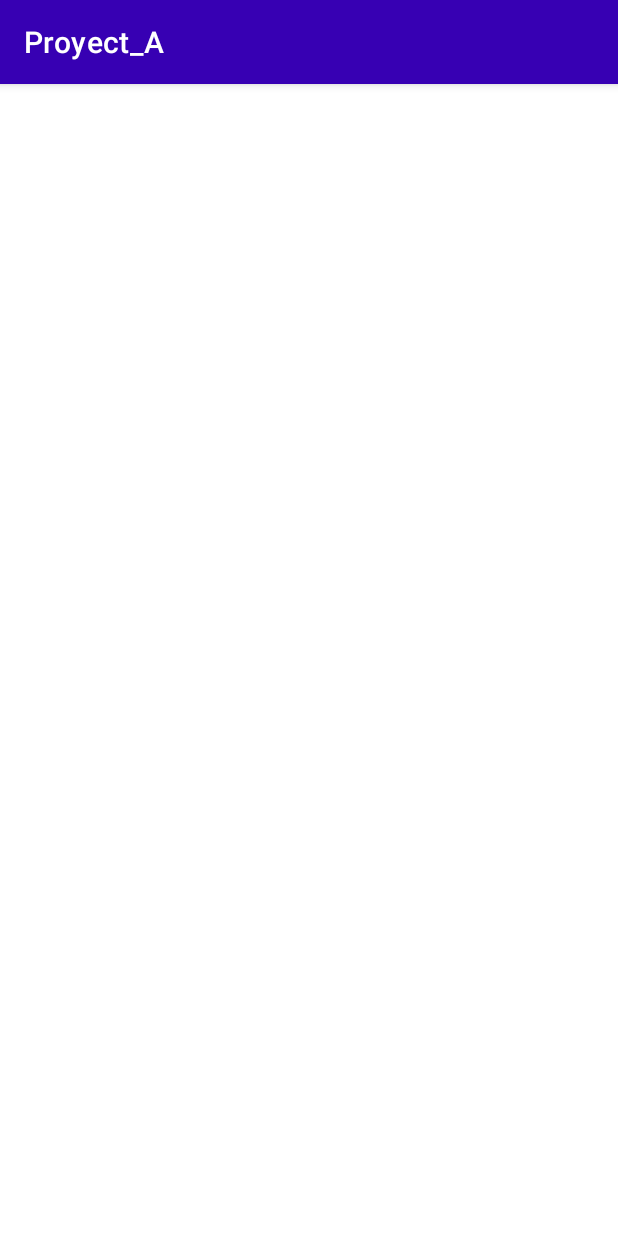
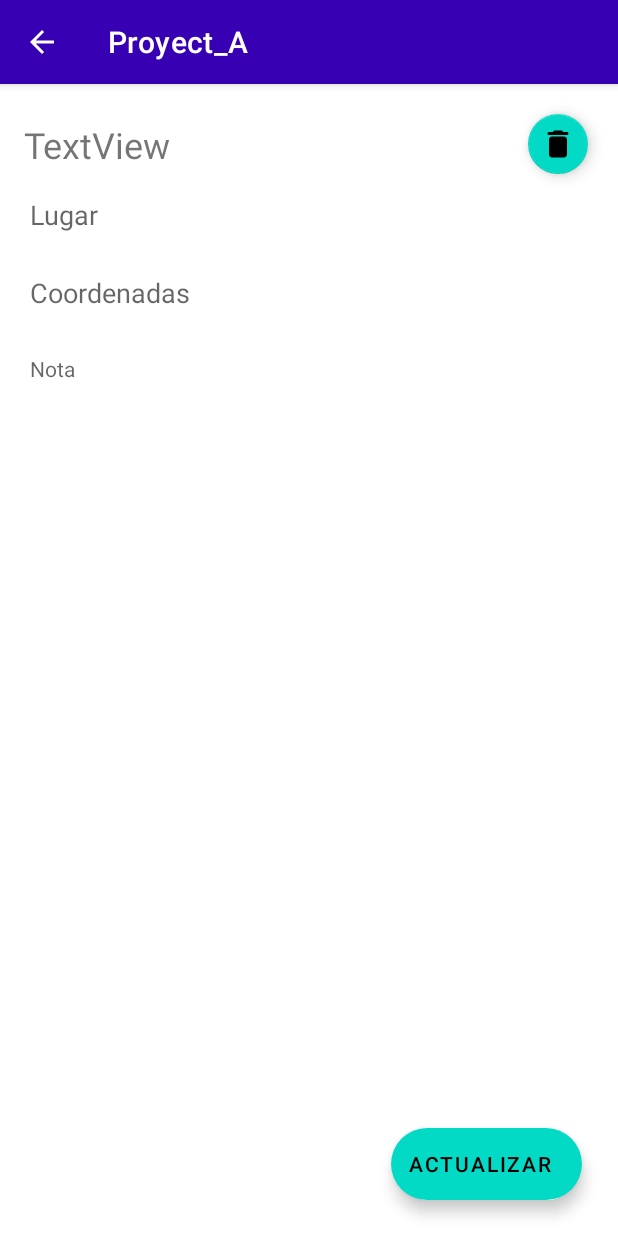
Before and after one commit to DanielDRP/Proyect_A, an Android app: the UpdateNote screen opened directly, with no data from a screen before it, on a phone screen of 412 x 824 dp. Run offline under Robolectric (Android 15) with nearby library versions, the light colour scheme and no system bars.

Commit message:
Crud Notas creado

```diff
--- a/app/src/main/AndroidManifest.xml
+++ b/app/src/main/AndroidManifest.xml
@@ -9,7 +9,7 @@
         android:roundIcon="@mipmap/ic_launcher_round"
         android:supportsRtl="true"
         android:theme="@style/Theme.Proyect_A">
-        <activity android:name=".UpdateNote"></activity>
+        <activity android:name=".UpdateNote" android:parentActivityName=".MainActivity"></activity>
         <activity
             android:name=".NoteActivity"
             android:parentActivityName=".MainActivity" />
--- a/app/src/main/java/com/example/proyect_a/MainActivity.java
+++ b/app/src/main/java/com/example/proyect_a/MainActivity.java
@@ -56,7 +56,7 @@ public class MainActivity extends AppCompatActivity {
     }
 
     public void moveToNote(ListElement item){
-        Intent intent = new Intent(this,NoteActivity.class);
+        Intent intent = new Intent(this,UpdateNote.class);
         intent.putExtra("titulo",item.getTitulo());
         startActivity(intent);
     }
--- /dev/null
+++ b/app/src/main/res/drawable/ic_delete_24px.xml
@@ -0,0 +1,9 @@
+<vector xmlns:android="http://schemas.android.com/apk/res/android"
+    android:width="24dp"
+    android:height="24dp"
+    android:viewportWidth="24"
+    android:viewportHeight="24">
+  <path
+      android:fillColor="#FF000000"
+      android:pathData="M6,19c0,1.1 0.9,2 2,2h8c1.1,0 2,-0.9 2,-2V9c0,-1.1 -0.9,-2 -2,-2H8c-1.1,0 -2,0.9 -2,2v10zM18,4h-2.5l-0.71,-0.71c-0.18,-0.18 -0.44,-0.29 -0.7,-0.29H9.91c-0.26,0 -0.52,0.11 -0.7,0.29L8.5,4H6c-0.55,0 -1,0.45 -1,1s0.45,1 1,1h12c0.55,0 1,-0.45 1,-1s-0.45,-1 -1,-1z"/>
+</vector>
--- a/app/src/main/res/layout/activity_update_note.xml
+++ b/app/src/main/res/layout/activity_update_note.xml
@@ -6,4 +6,100 @@
     android:layout_height="match_parent"
     tools:context=".UpdateNote">
 
+    <com.google.android.material.floatingactionbutton.FloatingActionButton
+        android:id="@+id/floatingActionButton3"
+        android:layout_width="wrap_content"
+        android:layout_height="wrap_content"
+        android:layout_marginTop="16dp"
+        android:layout_marginEnd="16dp"
+        android:clickable="true"
+        android:onClick="delete"
+        app:fabSize="mini"
+        app:layout_constraintEnd_toEndOf="parent"
+        app:layout_constraintTop_toTopOf="parent"
+        app:srcCompat="@drawable/ic_delete_24px" />
+
+    <EditText
+        android:id="@+id/textoUpdateEditText"
+        android:layout_width="0dp"
+        android:layout_height="0dp"
+        android:layout_marginStart="16dp"
+        android:layout_marginTop="8dp"
+        android:layout_marginEnd="16dp"
+        android:layout_marginBottom="8dp"
+        android:backgroundTint="#00FFFFFF"
+        android:ems="10"
+        android:gravity="start|top"
+        android:hint="Nota"
+        android:inputType="textMultiLine"
+        android:paddingBottom="60dp"
+        android:textSize="14sp"
+        app:layout_constraintBottom_toBottomOf="parent"
+        app:layout_constraintEnd_toEndOf="parent"
+        app:layout_constraintStart_toStartOf="parent"
+        app:layout_constraintTop_toBottomOf="@+id/coordenadasUpdateEditText" />
+
+    <EditText
+        android:id="@+id/coordenadasUpdateEditText"
+        android:layout_width="0dp"
+        android:layout_height="44dp"
+        android:layout_marginStart="16dp"
+        android:layout_marginTop="8dp"
+        android:layout_marginEnd="16dp"
+        android:backgroundTint="#00FFFFFF"
+        android:drawableTint="#00FFFFFF"
+        android:ems="10"
+        android:foregroundGravity="center_horizontal|fill"
+        android:foregroundTint="#00FFFFFF"
+        android:hint="Coordenadas"
+        android:inputType="textPersonName"
+        app:layout_constraintEnd_toEndOf="parent"
+        app:layout_constraintStart_toStartOf="parent"
+        app:layout_constraintTop_toBottomOf="@+id/lugarUpdateEditText" />
+
+    <EditText
+        android:id="@+id/lugarUpdateEditText"
+        android:layout_width="0dp"
+        android:layout_height="wrap_content"
+        android:layout_marginStart="16dp"
+        android:layout_marginTop="8dp"
+        android:layout_marginEnd="16dp"
+        android:backgroundTint="#00FFFFFF"
+        android:drawableTint="#00FFFFFF"
+        android:ems="10"
+        android:foregroundGravity="center_horizontal|fill"
+        android:foregroundTint="#00FFFFFF"
+        android:hint="Lugar"
+        android:inputType="textPersonName"
+        app:layout_constraintEnd_toEndOf="parent"
+        app:layout_constraintStart_toStartOf="parent"
+        app:layout_constraintTop_toBottomOf="@+id/tituloUpdateTextView" />
+
+    <com.google.android.material.floatingactionbutton.ExtendedFloatingActionButton
+
+        android:id="@+id/updateBitton"
+        android:layout_width="wrap_content"
+        android:layout_height="wrap_content"
+        android:layout_marginEnd="24dp"
+        android:layout_marginBottom="24dp"
+        android:clickable="true"
+        android:onClick="save"
+        android:text="Actualizar"
+        app:fabSize="mini"
+        app:layout_constraintBottom_toBottomOf="parent"
+        app:layout_constraintEnd_toEndOf="parent"
+        app:srcCompat="@drawable/ic_done_outline_black_18dp" />
+
+    <TextView
+        android:id="@+id/tituloUpdateTextView"
+        android:layout_width="0dp"
+        android:layout_height="wrap_content"
+        android:layout_marginStart="16dp"
+        android:layout_marginTop="24dp"
+        android:layout_marginEnd="16dp"
+        android:text="TextView"
+        android:textSize="24sp"
+        app:layout_constraintEnd_toStartOf="@+id/floatingActionButton3"
+        app:layout_constraintStart_toStartOf="parent"
+        app:layout_constraintTop_toTopOf="parent" />
 </androidx.constraintlayout.widget.ConstraintLayout>
```
Also changed, not shown: app/src/main/java/com/example/proyect_a/NoteActivity.java (+0 -27 lines), app/src/main/java/com/example/proyect_a/UpdateNote.java (+118 -1 lines), app/src/main/res/layout/activity_note.xml (+18 -16 lines).
